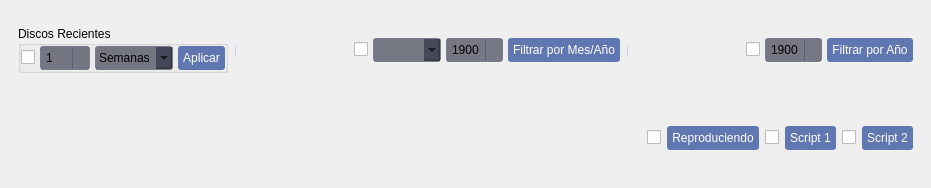
Old version of the form ui/music_fuzzy_advanced_settings.ui in the repository volteret4/mfuz.
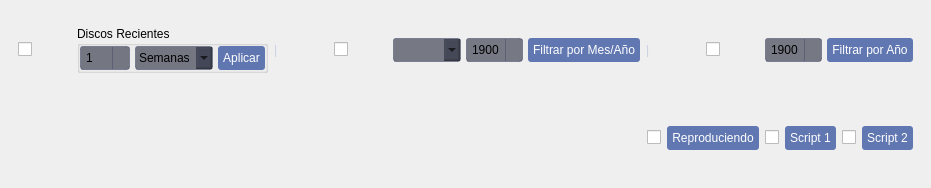
New version of the form. Icons and pictures are not drawn.

Commit message: BROWSER mejorando estetica

```diff
--- a/ui/music_fuzzy_advanced_settings.ui
+++ b/ui/music_fuzzy_advanced_settings.ui
@@ -59,6 +59,23 @@
       <item>
        <widget class="QWidget" name="fechas_widget" native="true">
         <layout class="QHBoxLayout" name="horizontalLayout_2">
+         <item>
+          <widget class="QCheckBox" name="show_time_unit_check">
+           <property name="text">
+            <string/>
+           </property>
+           <property name="icon">
+            <iconset resource="../images.qrc">
+             <normaloff>:/services/ads</normaloff>:/services/ads</iconset>
+           </property>
+           <property name="iconSize">
+            <size>
+             <width>32</width>
+             <height>32</height>
+            </size>
+           </property>
+          </widget>
+         </item>
          <item>
           <widget class="QGroupBox" name="time_unit_groupBox">
            <property name="sizePolicy">
@@ -86,23 +103,6 @@
             <property name="bottomMargin">
              <number>0</number>
             </property>
-            <item>
-             <widget class="QCheckBox" name="checkBox_11">
-              <property name="text">
-               <string/>
-              </property>
-              <property name="icon">
-               <iconset resource="../images.qrc">
-                <normaloff>:/services/ads</normaloff>:/services/ads</iconset>
-              </property>
-              <property name="iconSize">
-               <size>
-                <width>32</width>
-                <height>32</height>
-               </size>
-              </property>
-             </widget>
-            </item>
             <item>
              <widget class="QSpinBox" name="time_value">
               <property name="minimum">
@@ -155,6 +155,23 @@
            </property>
           </widget>
          </item>
+         <item>
+          <widget class="QCheckBox" name="show_month_year_check">
+           <property name="text">
+            <string/>
+           </property>
+           <property name="icon">
+            <iconset resource="../images.qrc">
+             <normaloff>:/services/ads</normaloff>:/services/ads</iconset>
+           </property>
+           <property name="iconSize">
+            <size>
+             <width>32</width>
+             <height>32</height>
+            </size>
+           </property>
+          </widget>
+         </item>
          <item>
           <widget class="QFrame" name="month_year_frame">
            <property name="sizePolicy">
@@ -182,23 +199,6 @@
             <property name="bottomMargin">
              <number>0</number>
             </property>
-            <item>
-             <widget class="QCheckBox" name="checkBox_10">
-              <property name="text">
-               <string/>
-              </property>
-              <property name="icon">
-               <iconset resource="../images.qrc">
-                <normaloff>:/services/ads</normaloff>:/services/ads</iconset>
-              </property>
-              <property name="iconSize">
-               <size>
-                <width>32</width>
-                <height>32</height>
-               </size>
-              </property>
-             </widget>
-            </item>
             <item>
              <widget class="QComboBox" name="month_combo"/>
             </item>
@@ -238,6 +238,23 @@
            </property>
           </widget>
          </item>
+         <item>
+          <widget class="QCheckBox" name="show_year_check">
+           <property name="text">
+            <string/>
+           </property>
+           <property name="icon">
+            <iconset resource="../images.qrc">
+             <normaloff>:/services/ads</normaloff>:/services/ads</iconset>
+           </property>
+           <property name="iconSize">
+            <size>
+             <width>32</width>
+             <height>32</height>
+            </size>
+           </property>
+          </widget>
+         </item>
          <item>
           <widget class="QFrame" name="year_frame">
            <property name="sizePolicy">
@@ -265,23 +282,6 @@
             <property name="bottomMargin">
              <number>0</number>
             </property>
-            <item>
-             <widget class="QCheckBox" name="checkBox_9">
-              <property name="text">
-               <string/>
-              </property>
-              <property name="icon">
-               <iconset resource="../images.qrc">
-                <normaloff>:/services/ads</normaloff>:/services/ads</iconset>
-              </property>
-              <property name="iconSize">
-               <size>
-                <width>32</width>
-                <height>32</height>
-               </size>
-              </property>
-             </widget>
-            </item>
             <item>
              <widget class="QSpinBox" name="year_only_spin">
               <property name="minimum">
```
Left out of the diff: 6 changed lines with no effect on the pictures. The commit also changes 1 other file.
